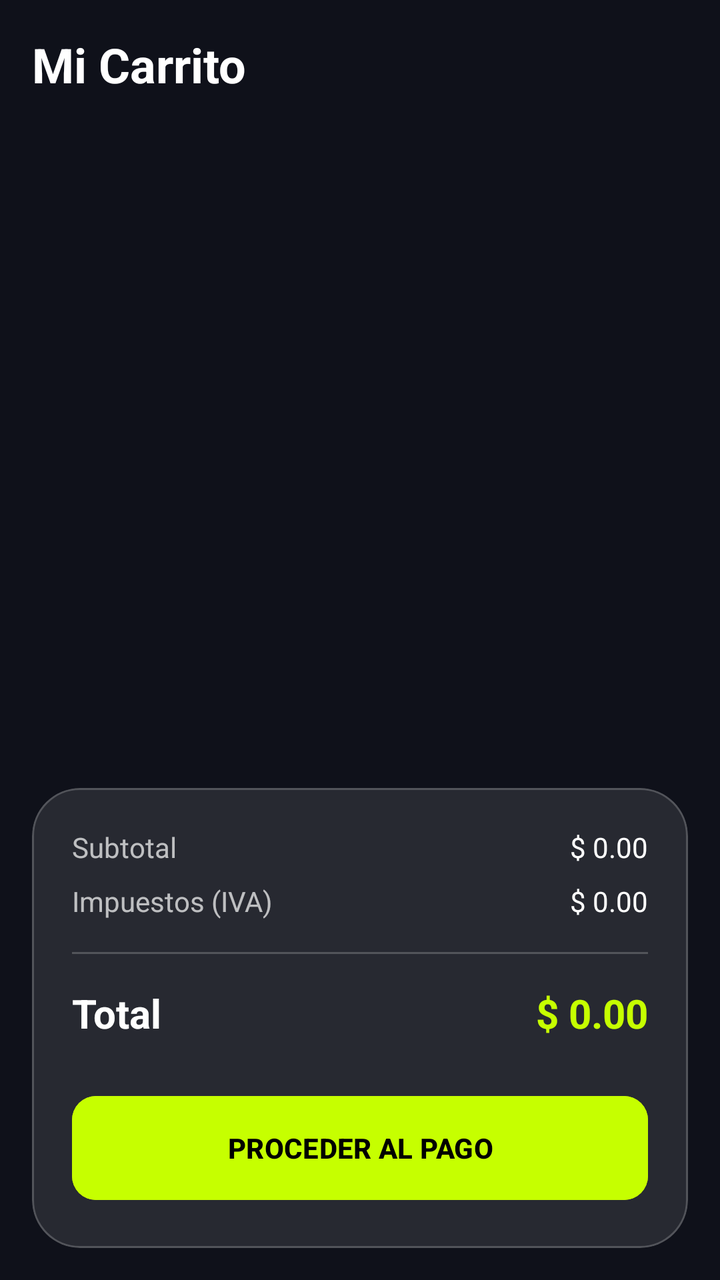
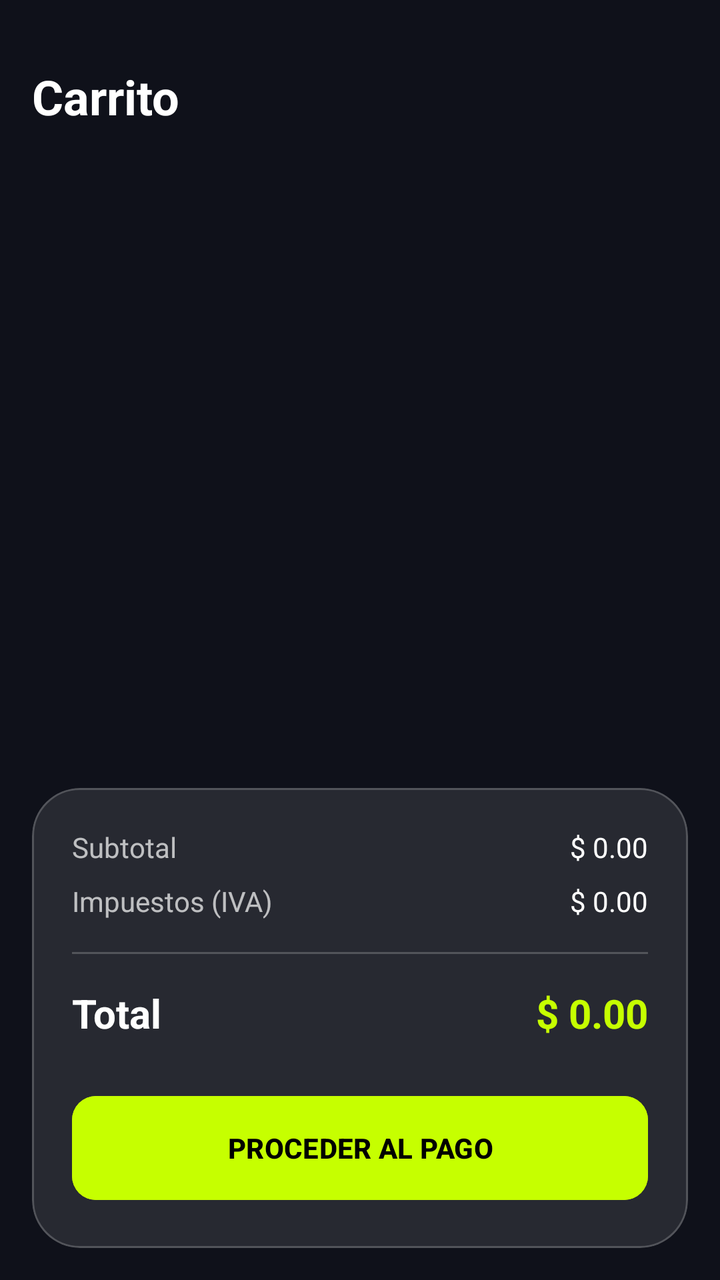

The first picture is an Android layout as it rendered before a commit; the second is the same layout after the commit. The layout source and the unified diff follow.
<!-- AndroidManifest.xml: application theme Theme.VoltCore -->
<!-- res/layout/fragment_cart.xml -->
<?xml version="1.0" encoding="utf-8"?>
<androidx.constraintlayout.widget.ConstraintLayout xmlns:android="http://schemas.android.com/apk/res/android"
    xmlns:app="http://schemas.android.com/apk/res-auto"
    xmlns:tools="http://schemas.android.com/tools"
    android:layout_width="match_parent"
    android:layout_height="match_parent"
    android:background="@color/volt_background">

    <TextView
        android:id="@+id/tvCartTitle"
        android:layout_width="wrap_content"
        android:layout_height="wrap_content"
        android:layout_margin="16dp"
        android:text="Mi Carrito"
        android:textColor="@color/white"
        android:textSize="24sp"
        android:textStyle="bold"
        app:layout_constraintStart_toStartOf="parent"
        app:layout_constraintTop_toTopOf="parent" />

    <androidx.recyclerview.widget.RecyclerView
        android:id="@+id/rvCartItems"
        android:layout_width="match_parent"
        android:layout_height="0dp"
        android:layout_marginTop="16dp"
        app:layout_constraintBottom_toTopOf="@id/layoutSummary"
        app:layout_constraintTop_toBottomOf="@id/tvCartTitle"
        tools:listitem="@layout/item_cart_product" />

    <com.google.android.material.card.MaterialCardView
        android:id="@+id/layoutSummary"
        android:layout_width="match_parent"
        android:layout_height="wrap_content"
        app:cardBackgroundColor="@color/glass_surface"
        app:cardCornerRadius="24dp"
        app:layout_constraintBottom_toBottomOf="parent"
        android:layout_margin="16dp"
        app:strokeColor="@color/glass_stroke"
        app:strokeWidth="1dp">

        <LinearLayout
            android:layout_width="match_parent"
            android:layout_height="wrap_content"
            android:orientation="vertical"
            android:padding="20dp">

            <LinearLayout
                android:layout_width="match_parent"
                android:layout_height="wrap_content"
                android:orientation="horizontal"
                android:layout_marginBottom="8dp">
                <TextView
                    android:layout_width="0dp"
                    android:layout_height="wrap_content"
                    android:layout_weight="1"
                    android:text="Subtotal"
                    android:textColor="#B3FFFFFF" />
                <TextView
                    android:id="@+id/tvSubtotal"
                    android:layout_width="wrap_content"
                    android:layout_height="wrap_content"
                    android:text="$ 0.00"
                    android:textColor="@color/white" />
            </LinearLayout>

            <LinearLayout
                android:layout_width="match_parent"
                android:layout_height="wrap_content"
                android:orientation="horizontal"
                android:layout_marginBottom="16dp">
                <TextView
                    android:layout_width="0dp"
                    android:layout_height="wrap_content"
                    android:layout_weight="1"
                    android:text="Impuestos (IVA)"
                    android:textColor="#B3FFFFFF" />
                <TextView
                    android:id="@+id/tvTaxes"
                    android:layout_width="wrap_content"
                    android:layout_height="wrap_content"
                    android:text="$ 0.00"
                    android:textColor="@color/white" />
            </LinearLayout>

            <View
                android:layout_width="match_parent"
                android:layout_height="1dp"
                android:background="@color/glass_stroke"
                android:layout_marginBottom="16dp"/>

            <LinearLayout
                android:layout_width="match_parent"
                android:layout_height="wrap_content"
                android:orientation="horizontal"
                android:layout_marginBottom="24dp">
                <TextView
                    android:layout_width="0dp"
                    android:layout_height="wrap_content"
                    android:layout_weight="1"
                    android:text="Total"
                    android:textColor="@color/white"
                    android:textSize="20sp"
                    android:textStyle="bold" />
                <TextView
                    android:id="@+id/tvTotal"
                    android:layout_width="wrap_content"
                    android:layout_height="wrap_content"
                    android:text="$ 0.00"
                    android:textColor="@color/volt_primary"
                    android:textSize="20sp"
                    android:textStyle="bold" />
            </LinearLayout>

            <com.google.android.material.button.MaterialButton
                android:id="@+id/btnGoToCheckout"
                android:layout_width="match_parent"
                android:layout_height="60dp"
                android:text="PROCEDER AL PAGO"
                android:backgroundTint="@color/volt_primary"
                android:textColor="@color/black"
                android:textStyle="bold"
                app:cornerRadius="12dp" />

        </LinearLayout>
    </com.google.android.material.card.MaterialCardView>

</androidx.constraintlayout.widget.ConstraintLayout>
<!-- res/layout/item_cart_product.xml (included above) -->
<?xml version="1.0" encoding="utf-8"?>
<com.google.android.material.card.MaterialCardView xmlns:android="http://schemas.android.com/apk/res/android"
    xmlns:app="http://schemas.android.com/apk/res-auto"
    android:layout_width="match_parent"
    android:layout_height="wrap_content"
    android:layout_marginHorizontal="16dp"
    android:layout_marginBottom="12dp"
    app:cardBackgroundColor="@color/glass_surface"
    app:cardCornerRadius="16dp"
    app:strokeColor="@color/glass_stroke"
    app:strokeWidth="1dp">

    <LinearLayout
        android:layout_width="match_parent"
        android:layout_height="wrap_content"
        android:orientation="horizontal"
        android:padding="12dp"
        android:gravity="center_vertical">

        <ImageView
            android:id="@+id/ivCartProduct"
            android:layout_width="60dp"
            android:layout_height="60dp"
            android:background="#1AFFFFFF"
            android:src="@drawable/ic_voltcore_logo"
            android:padding="8dp"
            android:contentDescription="Imagen producto"/>

        <LinearLayout
            android:layout_width="0dp"
            android:layout_height="wrap_content"
            android:layout_weight="1"
            android:orientation="vertical"
            android:layout_marginStart="16dp">

            <TextView
                android:id="@+id/tvCartProductName"
                android:layout_width="wrap_content"
                android:layout_height="wrap_content"
                android:text="Nombre del Producto"
                android:textColor="@color/white"
                android:textStyle="bold" />

            <TextView
                android:id="@+id/tvCartProductPrice"
                android:layout_width="wrap_content"
                android:layout_height="wrap_content"
                android:text="$ 0.00"
                android:textColor="@color/volt_primary" />
        </LinearLayout>

        <LinearLayout
            android:layout_width="wrap_content"
            android:layout_height="wrap_content"
            android:orientation="horizontal"
            android:gravity="center_vertical">

            <ImageButton
                android:id="@+id/btnMinus"
                android:layout_width="32dp"
                android:layout_height="32dp"
                android:src="@android:drawable/ic_menu_revert"
                android:background="?attr/selectableItemBackgroundBorderless"
                app:tint="@color/white"
                android:contentDescription="Menos"/>

            <TextView
                android:id="@+id/tvQuantity"
                android:layout_width="32dp"
                android:layout_height="wrap_content"
                android:text="1"
                android:gravity="center"
                android:textColor="@color/white"
                android:textStyle="bold" />

            <ImageButton
                android:id="@+id/btnPlus"
                android:layout_width="32dp"
                android:layout_height="32dp"
                android:src="@android:drawable/ic_input_add"
                android:background="?attr/selectableItemBackgroundBorderless"
                app:tint="@color/volt_primary"
                android:contentDescription="Mas"/>
        </LinearLayout>

    </LinearLayout>
</com.google.android.material.card.MaterialCardView>
<!-- resources referenced by this layout -->
<resources>
  <color name="black">#FF000000</color>
  <color name="glass_stroke">#33FFFFFF</color>
  <color name="glass_surface">#1AFFFFFF</color>
  <color name="volt_background">#0F111A</color>
  <color name="volt_primary">#C6FF00</color>
  <color name="white">#FFFFFFFF</color>
  <!-- drawable ic_voltcore_logo (drawable) -->
  <vector xmlns:android="http://schemas.android.com/apk/res/android"
      android:width="200dp"
      android:height="200dp"
      android:viewportWidth="200"
      android:viewportHeight="200">
      <path
          android:fillColor="#00B4D8"
          android:pathData="M100,20 L160,180 L100,150 L40,180 Z" />
      <path
          android:fillColor="#FFFFFF"
          android:pathData="M100,50 L130,140 L100,125 L70,140 Z" />
  </vector>
  <style name="Theme.VoltCore" parent="Base.Theme.VoltCore" />
  <style name="Base.Theme.VoltCore" parent="Theme.Material3.DayNight.NoActionBar">
          
          <item name="colorPrimary">@color/volt_primary</item>
          <item name="android:windowBackground">@color/volt_background</item>
          <item name="colorSurface">@color/glass_surface</item>
          <item name="colorOnSurface">@color/white</item>
      </style>
</resources>

<!-- the commit's change to res/layout/fragment_cart.xml (unified diff, before → after) -->
@@ -4,14 +4,15 @@
     xmlns:tools="http://schemas.android.com/tools"
     android:layout_width="match_parent"
     android:layout_height="match_parent"
-    android:background="@color/volt_background">
+    android:background="@color/volt_background"
+    android:paddingTop="16dp">
 
     <TextView
         android:id="@+id/tvCartTitle"
         android:layout_width="wrap_content"
         android:layout_height="wrap_content"
         android:layout_margin="16dp"
-        android:text="Mi Carrito"
+        android:text="@string/cart"
         android:textColor="@color/white"
         android:textSize="24sp"
         android:textStyle="bold"
@@ -53,13 +54,13 @@
                     android:layout_width="0dp"
                     android:layout_height="wrap_content"
                     android:layout_weight="1"
-                    android:text="Subtotal"
-                    android:textColor="#B3FFFFFF" />
+                    android:text="@string/subtotal"
+                    android:textColor="@color/white_70" />
                 <TextView
                     android:id="@+id/tvSubtotal"
                     android:layout_width="wrap_content"
                     android:layout_height="wrap_content"
-                    android:text="$ 0.00"
+                    android:text="@string/price_placeholder"
                     android:textColor="@color/white" />
             </LinearLayout>
 
@@ -72,13 +73,13 @@
                     android:layout_width="0dp"
                     android:layout_height="wrap_content"
                     android:layout_weight="1"
-                    android:text="Impuestos (IVA)"
-                    android:textColor="#B3FFFFFF" />
+                    android:text="@string/taxes_iva"
+                    android:textColor="@color/white_70" />
                 <TextView
                     android:id="@+id/tvTaxes"
                     android:layout_width="wrap_content"
                     android:layout_height="wrap_content"
-                    android:text="$ 0.00"
+                    android:text="@string/price_placeholder"
                     android:textColor="@color/white" />
             </LinearLayout>
 
@@ -97,7 +98,7 @@
                     android:layout_width="0dp"
                     android:layout_height="wrap_content"
                     android:layout_weight="1"
-                    android:text="Total"
+                    android:text="@string/total"
                     android:textColor="@color/white"
                     android:textSize="20sp"
                     android:textStyle="bold" />
@@ -105,7 +106,7 @@
                     android:id="@+id/tvTotal"
                     android:layout_width="wrap_content"
                     android:layout_height="wrap_content"
-                    android:text="$ 0.00"
+                    android:text="@string/price_placeholder"
                     android:textColor="@color/volt_primary"
                     android:textSize="20sp"
                     android:textStyle="bold" />
@@ -115,7 +116,7 @@
                 android:id="@+id/btnGoToCheckout"
                 android:layout_width="match_parent"
                 android:layout_height="60dp"
-                android:text="PROCEDER AL PAGO"
+                android:text="@string/proceed_to_payment"
                 android:backgroundTint="@color/volt_primary"
                 android:textColor="@color/black"
                 android:textStyle="bold"
@@ -149,10 +150,10 @@
             android:id="@+id/ivCartProduct"
             android:layout_width="60dp"
             android:layout_height="60dp"
-            android:background="#1AFFFFFF"
+            android:background="@color/glass_surface"
             android:src="@drawable/ic_voltcore_logo"
             android:padding="8dp"
-            android:contentDescription="Imagen producto"/>
+            android:contentDescription="@string/product_image_desc"/>
 
         <LinearLayout
             android:layout_width="0dp"
@@ -165,7 +166,7 @@
                 android:id="@+id/tvCartProductName"
                 android:layout_width="wrap_content"
                 android:layout_height="wrap_content"
-                android:text="Nombre del Producto"
+                android:text="@string/product_name_placeholder"
                 android:textColor="@color/white"
                 android:textStyle="bold" />
 
@@ -173,7 +174,7 @@
                 android:id="@+id/tvCartProductPrice"
                 android:layout_width="wrap_content"
                 android:layout_height="wrap_content"
-                android:text="$ 0.00"
+                android:text="@string/price_placeholder"
                 android:textColor="@color/volt_primary" />
         </LinearLayout>
 
@@ -185,30 +186,34 @@
 
             <ImageButton
                 android:id="@+id/btnMinus"
-                android:layout_width="32dp"
-                android:layout_height="32dp"
+                android:layout_width="48dp"
+                android:layout_height="48dp"
                 android:src="@android:drawable/ic_menu_revert"
                 android:background="?attr/selectableItemBackgroundBorderless"
+                android:padding="12dp"
+                android:scaleType="fitCenter"
                 app:tint="@color/white"
-                android:contentDescription="Menos"/>
+                android:contentDescription="@string/delete"/>
 
             <TextView
                 android:id="@+id/tvQuantity"
                 android:layout_width="32dp"
                 android:layout_height="wrap_content"
-                android:text="1"
+                android:text="@string/quantity_placeholder"
                 android:gravity="center"
                 android:textColor="@color/white"
                 android:textStyle="bold" />
 
             <ImageButton
                 android:id="@+id/btnPlus"
-                android:layout_width="32dp"
-                android:layout_height="32dp"
+                android:layout_width="48dp"
+                android:layout_height="48dp"
                 android:src="@android:drawable/ic_input_add"
                 android:background="?attr/selectableItemBackgroundBorderless"
+                android:padding="12dp"
+                android:scaleType="fitCenter"
                 app:tint="@color/volt_primary"
-                android:contentDescription="Mas"/>
+                android:contentDescription="@string/save"/>
         </LinearLayout>
 
     </LinearLayout>
<!-- resource entries referenced after the edit -->
@@ -6,6 +6,7 @@
   <color name="volt_background">#0F111A</color>
   <color name="volt_primary">#C6FF00</color>
   <color name="white">#FFFFFFFF</color>
+  <color name="white_70">#B3FFFFFF</color>
   <!-- drawable ic_voltcore_logo (drawable) -->
   <vector xmlns:android="http://schemas.android.com/apk/res/android"
       android:width="200dp"
@@ -19,6 +20,17 @@
           android:fillColor="#FFFFFF"
           android:pathData="M100,50 L130,140 L100,125 L70,140 Z" />
   </vector>
+  <string name="cart">Carrito</string>
+  <string name="delete">Eliminar</string>
+  <string name="price_placeholder">$ 0.00</string>
+  <string name="proceed_to_payment">PROCEDER AL PAGO</string>
+  <string name="product_image_desc">Imagen del producto</string>
+  <string name="product_name_placeholder">Nombre del Producto</string>
+  <string name="quantity_placeholder">1</string>
+  <string name="save">Guardar</string>
+  <string name="subtotal">Subtotal</string>
+  <string name="taxes_iva">Impuestos (IVA)</string>
+  <string name="total">Total</string>
   <style name="Theme.VoltCore" parent="Base.Theme.VoltCore" />
   <style name="Base.Theme.VoltCore" parent="Theme.Material3.DayNight.NoActionBar">
           
